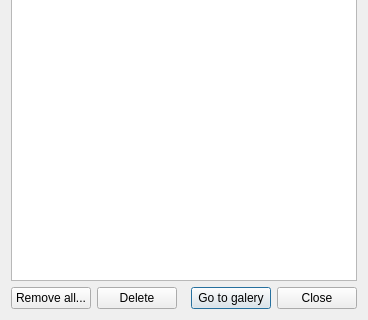
Old version of the form cdsogalerylist.ui in the repository PavelMr/skytechx; both pictures show x 0 to 368 and y 167 to 487 of the 368 by 487 pixel window.
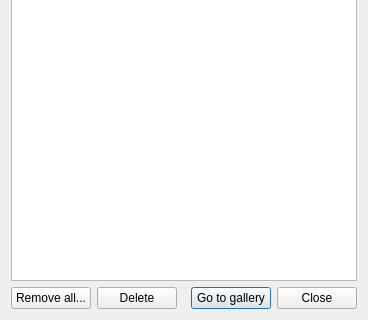
New version of the form.

Diff of the .ui file:
```diff
--- a/cdsogalerylist.ui
+++ b/cdsogalerylist.ui
@@ -53,7 +53,7 @@
      <item>
       <widget class="QPushButton" name="pushButton">
        <property name="text">
-        <string>Go to galery</string>
+        <string>Go to gallery</string>
        </property>
        <property name="default">
         <bool>true</bool>
```
